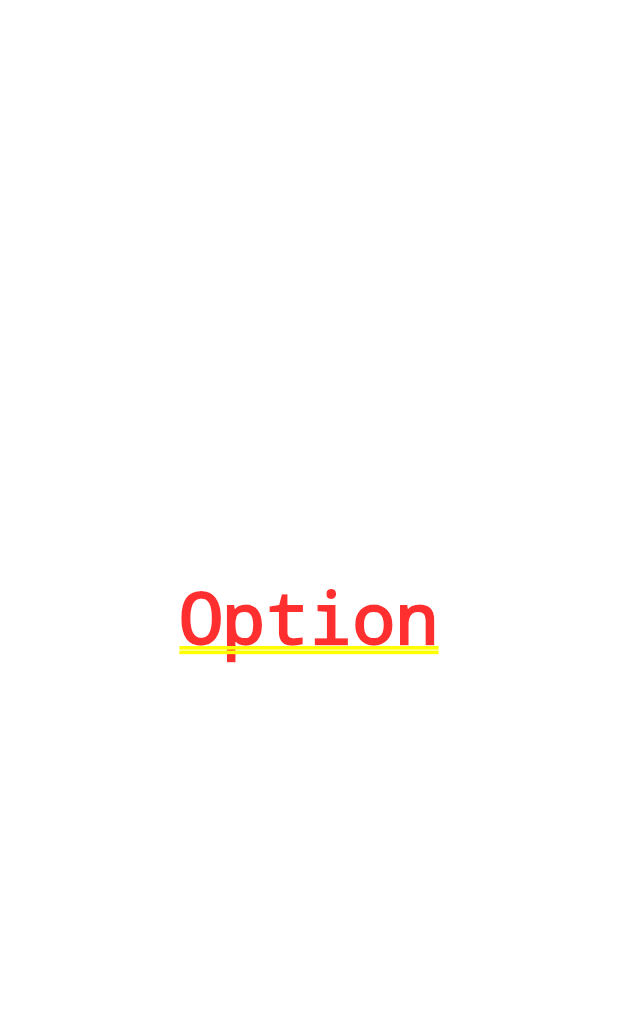
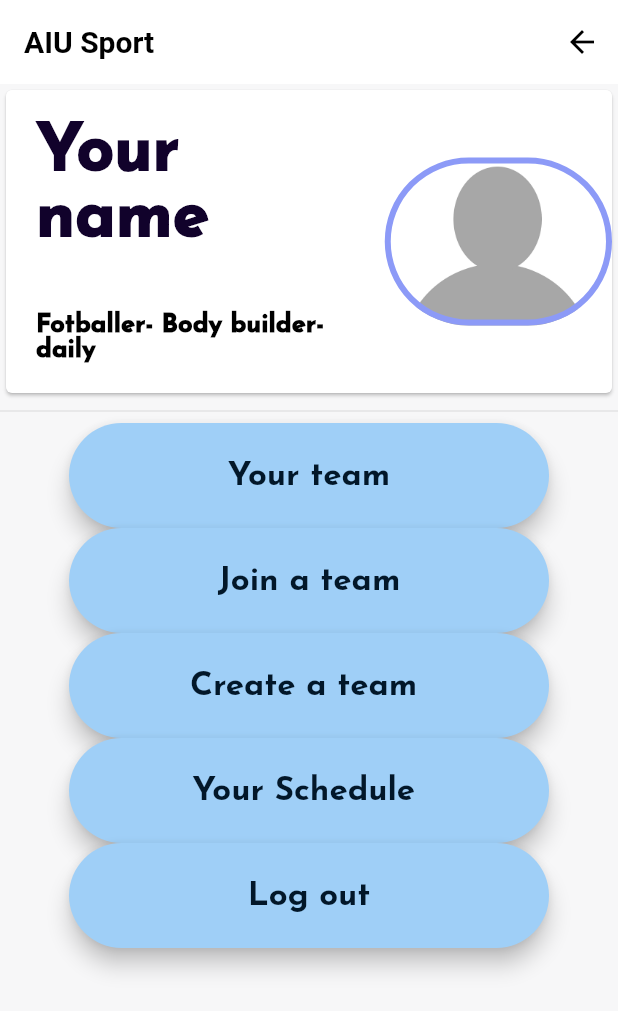
Before and after one commit to rukayanehlawi/AIUSport-ruk, a Flutter app: the HomeScreen screen opened directly, after a tap on the "menu" icon, on a phone screen of 412 x 824 dp. Shown: the top 1011 px of the screen. Run offline on Flutter 3.47's test engine with Material 2 defaults, Android fonts, the phone set to English and light mode, and no system bars; our stand-ins replace flutter_svg, google_fonts.

Commit message:
Added my project

```diff
--- a/lib/moudles/homescreen.dart
+++ b/lib/moudles/homescreen.dart
@@ -14,7 +14,7 @@ class _HomeScreenState extends State<HomeScreen> {
     return Center(
       child:Scaffold(
         appBar: AppBar(
-          title: Text("AIU Sport"),
+          title: const Text("AIU Sport"),
           automaticallyImplyLeading: false,
           actions: [
             IconButton(onPressed: ()=>Navigator.push(context, MaterialPageRoute(builder: (context)=>Option())), icon: Icon(Icons.menu,color: Colors.black,))
--- a/lib/moudles/login/login.dart
+++ b/lib/moudles/login/login.dart
@@ -7,7 +7,7 @@ import 'package:aiusport/widget/roundedbutton.dart';
 import 'package:aiusport/widget/textinpute.dart';
 import 'package:flutter/material.dart';
 import 'package:google_fonts/google_fonts.dart';
-import '../../constant.dart';
+import '../../constants.dart';
 import '../../widget/background_image.dart';
 import 'package:http/http.dart' as http;
 
--- a/lib/moudles/option/option.dart
+++ b/lib/moudles/option/option.dart
@@ -1,17 +1,95 @@
+import 'package:aiusport/constants.dart';
+import 'package:aiusport/moudles/homescreen.dart';
+import 'package:aiusport/moudles/login/login.dart';
+import 'package:aiusport/moudles/option/option_header.dart';
+import 'package:aiusport/screens/option_screens/create_team.dart';
+import 'package:aiusport/screens/option_screens/your_scedule.dart';
+import 'package:aiusport/screens/option_screens/your_team.dart';
+import 'package:aiusport/widget/optionButton.dart';
 import 'package:flutter/material.dart';
+import 'package:flutter_svg/svg.dart';
+
+import '../../screens/option_screens/join_team.dart';
 
 class Option extends StatefulWidget {
-
 
   @override
   State<Option> createState() => _OptionState();
 }
 
 class _OptionState extends State<Option> {
-  @override
-  Widget build(BuildContext context) {
-    return Center(
-      child: Text("Option"),
-    );
+ Widget build(BuildContext context)  {
+    return SafeArea(
+      child: Scaffold(
+        backgroundColor: Color.fromARGB(255, 247, 247, 248),
+               appBar: AppBar(
+          title: const Text("AIU Sport"),
+          automaticallyImplyLeading: false,
+          actions: [
+            IconButton(onPressed: ()=>Navigator.push(context, MaterialPageRoute(builder: (context)=>HomeScreen())), icon: Icon(Icons.arrow_back,color: Colors.black,))
+          ],
+        ),
+
+
+        body: LayoutBuilder(builder: (context, constraint) {
+          return SingleChildScrollView(
+
+            child: Column(
+              children: [
+                OptionHeader(),
+
+             Divider(),
+    MyButton(onPressed: () {
+                  Navigator.of(context).push(MaterialPageRoute(builder:
+                  (context)=>(YourTeam())));
+                  }
+                  , text: 'Your team',
+        backgroundColor: Color.fromARGB(255, 58, 114, 160)),
+
+
+
+
+       MyButton(onPressed: () {
+                  Navigator.of(context).push(MaterialPageRoute(builder:
+                  (context)=>(JoinTeam())));
+                  }
+       , text: 'Join a team',
+        backgroundColor: Color.fromARGB(255, 58, 114, 160),
+
+        ),
+
+
+
+MyButton(onPressed: () {
+                  Navigator.of(context).push(MaterialPageRoute(builder:
+                  (context)=>(CreateTeam())));
+                  }, text: 'Create a team ',
+        backgroundColor: Color.fromARGB(255, 58, 114, 160),),
+
+
+MyButton(onPressed: () {
+                  Navigator.of(context).push(MaterialPageRoute(builder:
+                  (context)=>(YourSchedule())));},
+                   text: 'Your Schedule ',
+        backgroundColor: Color.fromARGB(255, 58, 114, 160),),
+
+
+
+
+         MyButton(onPressed: () {
+                  Navigator.of(context).push(MaterialPageRoute(builder:
+                  (context)=>(Login_Screen())));},
+                  text: 'Log out',
+        backgroundColor: Color.fromARGB(255, 58, 114, 160),),
+
+              ],
+              ),
+
+          );
+        },
+
+      ),),
+           );
   }
+
 }
--- /dev/null
+++ b/lib/moudles/option/option_header.dart
@@ -0,0 +1,61 @@
+
+import 'package:flutter/material.dart';
+
+class OptionHeader extends StatelessWidget {
+  const OptionHeader({Key? key}) : super(key: key);
+
+  @override
+  Widget build(BuildContext context) {
+              return Card(
+          child: Row(
+            children: <Widget>[
+              Expanded(
+                flex: 5,
+                child: Column(
+                  mainAxisSize:MainAxisSize.min,
+                  crossAxisAlignment:CrossAxisAlignment.start,
+                  children: <Widget>[
+                  Center(child: Container(
+                    padding: EdgeInsets.fromLTRB(20, 20, 20, 20),
+                   child: Text( "Your name",
+                      style: TextStyle(color: Color.fromARGB(255, 17, 2, 43),
+                      fontSize: 22,fontWeight: FontWeight.w900),
+                      textScaleFactor: 2,
+                  ),),),
+
+                    Padding(padding: EdgeInsets.fromLTRB(20, 20, 20, 20),
+          child: Text("Fotballer- Body builder- daily",
+                      style: TextStyle(color: Colors.black,
+                       fontSize: 17,
+                       fontWeight: FontWeight.w900),
+                      textAlign: TextAlign.left,
+                    )),
+                  ],
+                ),
+              ),
+              Expanded(
+                flex: 3,
+                child: Container( width: 600.0,
+                      height: 112.0,alignment: Alignment.topRight,
+
+                      decoration: BoxDecoration(
+                        color: Color.fromARGB(255, 79, 79, 80),
+                        image: DecorationImage(
+                         image: AssetImage('assets/images/logo.png'),
+                          fit: BoxFit.cover,
+                        ),
+                        borderRadius: BorderRadius.all(Radius.circular(95.0)),
+                        border: Border.all(
+                          color: Color.fromARGB(255, 140, 154, 247),
+                          width: 4.0,
+                        ),),),
+              )
+            ],
+          ),
+
+
+
+              );
+
+  }
+}
--- /dev/null
+++ b/lib/widget/optionButton.dart
@@ -0,0 +1,63 @@
+
+import 'package:aiusport/constants.dart';
+import 'package:flutter/material.dart';
+
+class MyButton extends StatelessWidget{
+
+final String text;
+ Color? textColor;
+ Color? backgroundColor;
+
+final GestureTapCallback onPressed;
+
+IconData? icon;
+Color? bordercolor;
+double? size;
+
+ MyButton ({Key? key,
+
+this.icon,
+final this.bordercolor,
+this.size,
+
+required this.onPressed,
+required this.text,
+ this.textColor,
+required this.backgroundColor,
+
+ }):super(key: key);
+
+@override
+Widget build(BuildContext context){
+
+  return Material(
+  elevation: 6,
+  color: Color.fromARGB(255, 159, 207, 247),
+      borderRadius:BorderRadius.circular(44),
+      child: MaterialButton(
+            onPressed: (){
+          onPressed();
+        },
+        minWidth: 320,
+        height: 60,
+
+    shape: const StadiumBorder(),
+child: Padding(
+          padding: const EdgeInsets.symmetric(vertical:24.0, horizontal: 62),
+          child: Text(text,
+          style: const TextStyle(color: Color.fromARGB(255, 2, 23, 41),
+          fontSize: 22,fontWeight: FontWeight.bold,)),
+
+
+    ),),
+
+
+
+  );
+
+}
+
+
+    //void onCustomePressed(String route){
+     // onpressed:(){Navigator.of(context).pushNamed('/$route');}
+}
--- a/lib/widget/passwordinput.dart
+++ b/lib/widget/passwordinput.dart
@@ -1,6 +1,6 @@
 import 'package:aiusport/widget/widget.dart';
 import 'package:flutter/material.dart';
-import '../constant.dart';
+import '../constants.dart';
 
 String password="";
 final _controller2=TextEditingController();
--- a/lib/widget/roundedbutton.dart
+++ b/lib/widget/roundedbutton.dart
@@ -1,4 +1,4 @@
-import 'package:aiusport/constant.dart';
+import 'package:aiusport/constants.dart';
 import 'package:flutter/material.dart';
 
 class RoundedButton extends StatelessWidget {
--- a/lib/widget/textinpute.dart
+++ b/lib/widget/textinpute.dart
@@ -1,4 +1,4 @@
-import 'package:aiusport/constant.dart';
+import 'package:aiusport/constants.dart';
 import 'package:flutter/material.dart';
 String email="";
 final _controller1=TextEditingController();
@@ -8,7 +8,6 @@ class TextInput extends StatelessWidget {
   final String hint;
   final TextInputType inputType;
   final TextInputAction inputAction;
-
 
 
   TextInput({Key? key,
--- a/pubspec.yaml
+++ b/pubspec.yaml
@@ -31,6 +31,7 @@ dependencies:
     sdk: flutter
   http: ^0.13.4
   google_fonts: ^2.3.1
+  flutter_svg: ^0.22.0
 
 
   # The following adds the Cupertino Icons font to your application.
@@ -62,6 +63,9 @@ flutter:
   # To add assets to your application, add an assets section, like this:
   assets:
     - assets/sport.jpg
+    - assets/images/rounded.png
+    - assets/images/background2.jpg
+    - assets/images/logo.png
   #   - images/a_dot_ham.jpeg
 
   # An image asset can refer to one or more resolution-specific "variants", see
```
Also changed, not shown: lib/constants.dart (renamed from lib/constant.dart, +7 -1 lines), lib/screens/option_screens/create_team.dart (added, +28 -0 lines), lib/screens/option_screens/join_team.dart (added, +28 -0 lines), lib/screens/option_screens/your_scedule.dart (added, +30 -0 lines), lib/screens/option_screens/your_team.dart (added, +30 -0 lines), assets/images/background2.jpg (added), assets/images/logo.png (added), assets/images/rounded.png (added), pubspec.lock.
